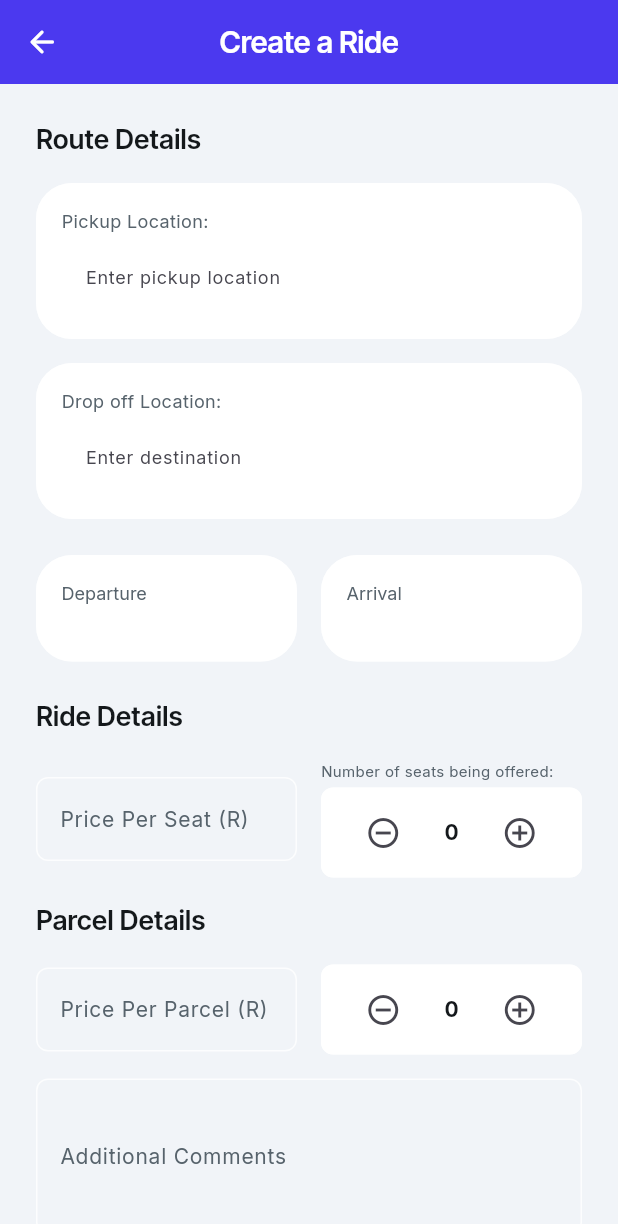
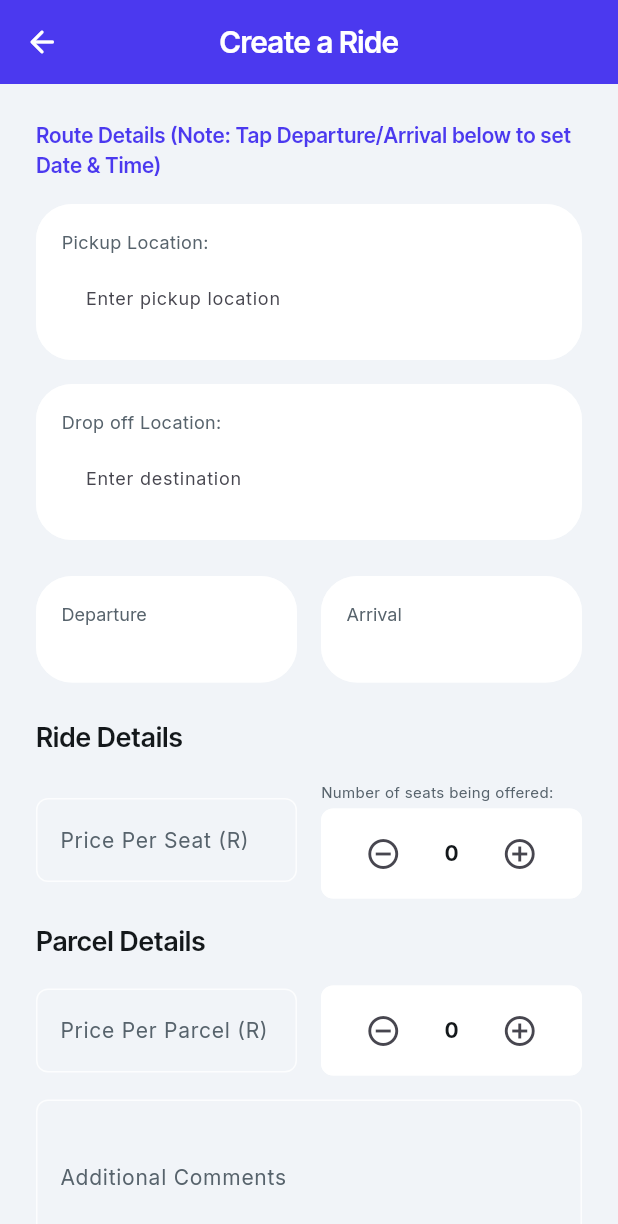
Before and after one commit to wikus987-pixel/ZzzMyRidezzZ, a Flutter app: the CreateRidesPageWidget screen opened directly, on a phone screen of 412 x 824 dp. Shown: the top 1224 px of the screen. Run offline on Flutter 3.47's test engine with Material 3 defaults, Android fonts, the phone set to English and light mode, and no system bars; our stand-ins replace auto_size_text, cached_network_image, dropdown_button2, easy_debounce, flutter_animate, font_awesome_flutter and 14 more; missing offline and left inert: json_path; accounts and stored records are empty; network calls fail.

Commit message:
UI: Add Date & Time entry reminder on Create Ride screen

```diff
--- a/lib/create_rides_page/create_rides_page_widget.dart
+++ b/lib/create_rides_page/create_rides_page_widget.dart
@@ -122,10 +122,12 @@
                 crossAxisAlignment: CrossAxisAlignment.stretch,
                 children: [
                   Text(
-                    'Route Details',
+                    'Route Details (Note: Tap Departure/Arrival below to set Date & Time)',
                     style: FlutterFlowTheme.of(context).titleMedium.override(
                           font: GoogleFonts.interTight(
                               fontWeight: FontWeight.w600),
+                          fontSize: 14,
+                          color: FlutterFlowTheme.of(context).primary,
                         ),
                   ),
                   const SizedBox(height: 16.0),
```
